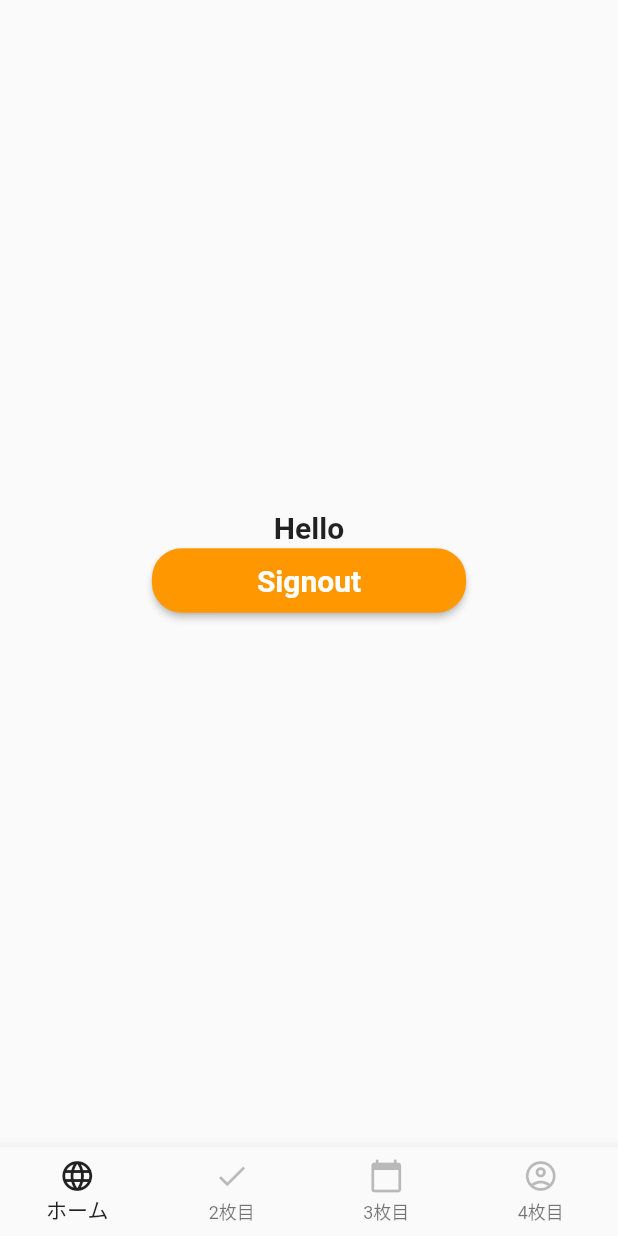
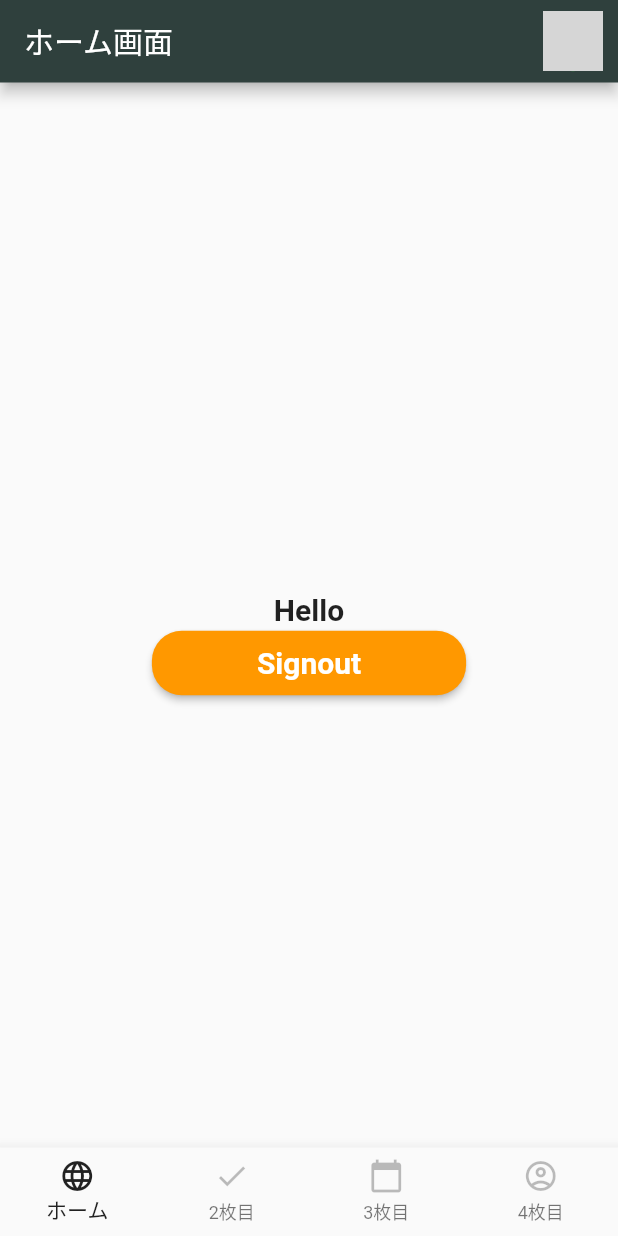
Before and after one commit to TechUni2020/member-site-app, a Flutter app: the screen it shows after launch, on a phone screen of 412 x 824 dp. Run offline on Flutter 3.47's test engine with Material 2 defaults, Android fonts, the phone set to English and light mode, and no system bars; our stand-ins replace firebase_auth, firebase_core, shared_preferences; accounts and stored records are empty; network calls fail; grey boxes are pictures that could not be loaded.

Commit message:
:zap: add-appbar

```diff
--- a/lib/screens/routes/root.dart
+++ b/lib/screens/routes/root.dart
@@ -1,5 +1,6 @@
 import 'package:flutter/material.dart';
 import 'package:techuni/screens/routes/home.dart';
+import 'package:techuni/widgets/widget.dart';
 
 class RootWidget extends StatefulWidget {
   RootWidget({Key key}) : super(key: key);
@@ -76,6 +77,7 @@ class _RootWidgetState extends State<RootWidget> {
   @override
   Widget build(BuildContext context) {
     return Scaffold(
+      appBar: AppbarMain(title: Text("ホーム画面"),  isAction: true,),
       body: _routes.elementAt(_selectedIndex),
       bottomNavigationBar: BottomNavigationBar(
         type: BottomNavigationBarType.fixed, // これを書かないと3つまでしか表示されない
```
